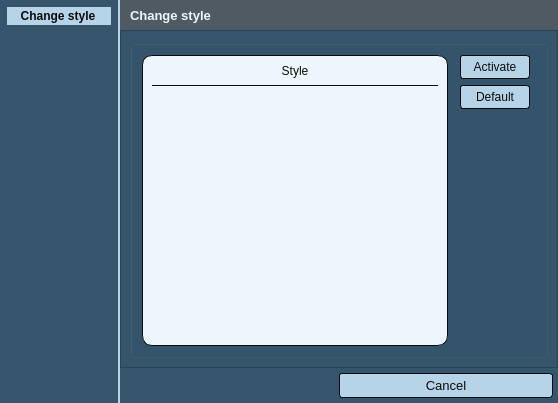
First picture: the form in StyleManager/ui_stylemanager.ui, repository GIAPspzoo/GIAP_PolaMap_lite, before the edit.
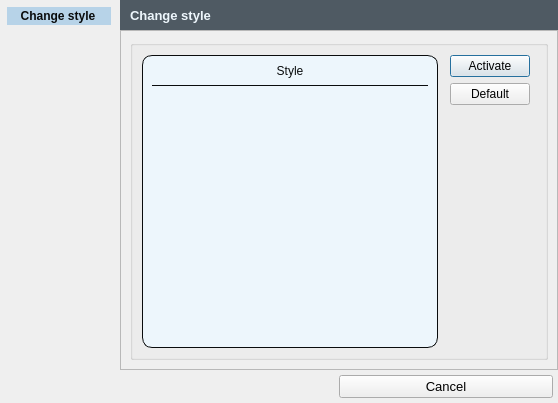
Second picture: the form after the edit. Icons and pictures are not drawn.

The edit to the form file:
```diff
--- a/StyleManager/ui_stylemanager.ui
+++ b/StyleManager/ui_stylemanager.ui
@@ -36,10 +36,7 @@
     <normaloff>:/plugins/GIAP-giap_layout/icons/giap_logo.png</normaloff>:/plugins/GIAP-giap_layout/icons/giap_logo.png</iconset>
   </property>
   <property name="styleSheet">
-   <string notr="true">* {
-	background-color: rgb(53, 85, 109);
-    font: 10pt &quot;Segoe UI&quot;; 
-}
+   <string notr="true">
 
 QListWidget {
 	alternate-background-color:  #e7e7e7;
@@ -64,37 +61,10 @@
 	background-color: rgb(38, 60, 78);
 }
 
-QPushButton {
-	color: #0A0C0D;
-	border: 1px solid #0A0C0D;
-	background-color: #b7d3e8;
-	border-radius: 3px;
-	padding: 4px;
-}
-
-QPushButton:hover {
-
-	font-weight: bold;
-}
-QPushButton:pressed {
-   background-color: #5689b0;
-   border: 1px solid #6fb1e3;
-}
-
-QPushButton:disabled
-{
-	color: gray;
-}
-
 QToolButton {
 	color:  #0A0C0D;
 }
 
-QPushButton:disabled
-{
-	color: gray;
-}
-
 QHeaderView::section
 {
 	background-color:  #cfcfcf;
```
